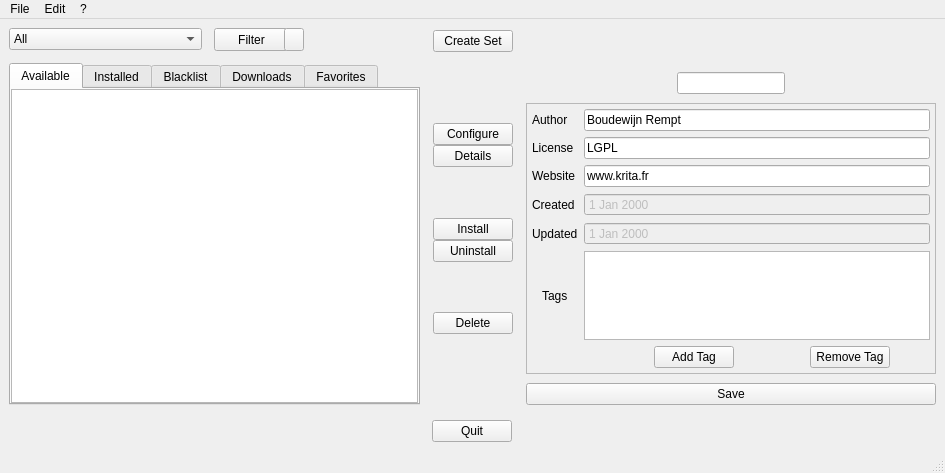
Above: krita/plugins/paintops/resourcemanager/KoResourceManagerWidget.ui from KDE/krita before the change. Below: the same form after it.
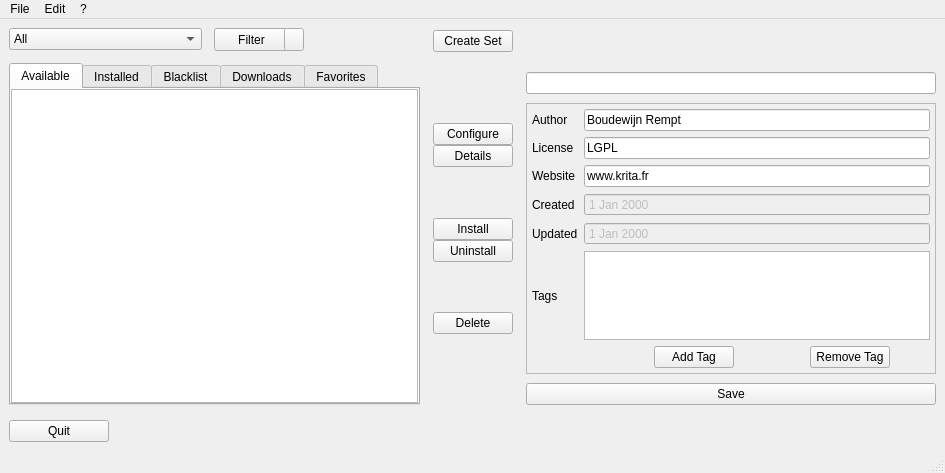
That is the form after the change.

Commit message:
Fix compilation on Qt 4.7 and earlier
The alignment tag is supported on Qt4.8 and later only :(

CCMAIL:metabolic.ewilan@hotmail.fr

```diff
--- a/krita/plugins/paintops/resourcemanager/KoResourceManagerWidget.ui
+++ b/krita/plugins/paintops/resourcemanager/KoResourceManagerWidget.ui
@@ -617,7 +617,7 @@
          </item>
          <item>
           <layout class="QHBoxLayout" name="horizontalLayout_4">
-           <item alignment="Qt::AlignHCenter">
+           <item>
             <widget class="QLineEdit" name="lineEdit_5"/>
            </item>
           </layout>
@@ -703,7 +703,7 @@
                </property>
               </widget>
              </item>
-             <item row="5" column="0" alignment="Qt::AlignHCenter">
+             <item row="5" column="0">
               <widget class="QLabel" name="label_8">
                <property name="text">
                 <string>Tags</string>
@@ -833,7 +833,7 @@
       </item>
      </layout>
     </item>
-    <item alignment="Qt::AlignHCenter">
+    <item>
      <widget class="QPushButton" name="pushButton_3">
       <property name="maximumSize">
        <size>
```
